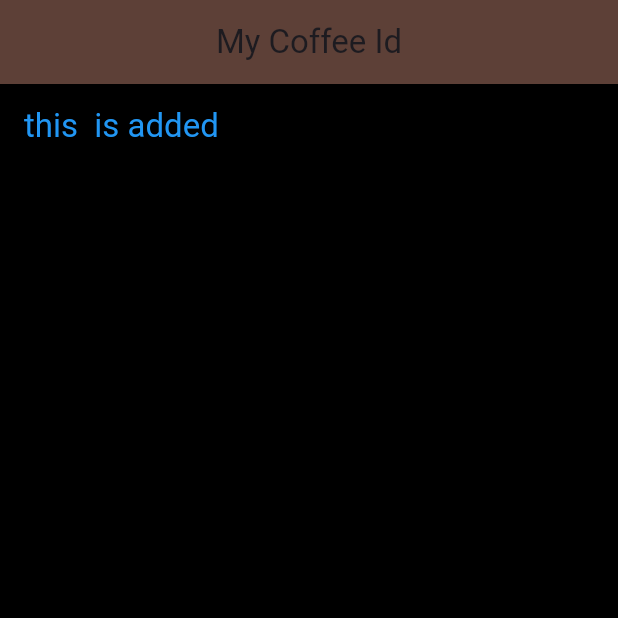
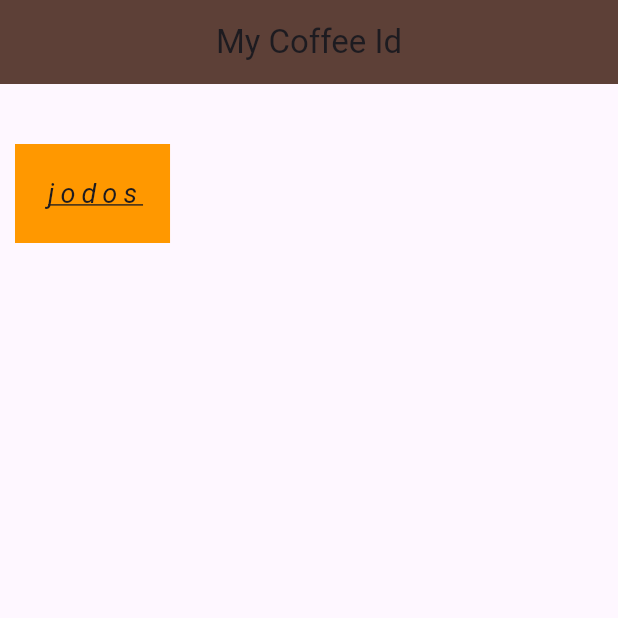
Before and after one commit to jodosjodos/flutter-coffee, a Flutter app: the screen it shows after launch, on a phone screen of 412 x 824 dp, the top half of it. Run offline on Flutter 3.47's test engine with Material 3 defaults, Android fonts, the light colour scheme and no system bars.

Commit message:
[add] study Container

```diff
--- a/lib/main.dart
+++ b/lib/main.dart
@@ -17,10 +17,20 @@ class Home extends StatelessWidget {
 
   @override
   Widget build(BuildContext context) {
-    return AppBar(
-      title: const Text("this  is added"),
-      foregroundColor: Colors.blue,
-      backgroundColor: Colors.black,
+    return Container(
+      color: Colors.orange,
+      // width: 200,
+      // height: 100,
+      padding: const EdgeInsets.all(20),
+      margin: const EdgeInsets.fromLTRB(10, 40, 0, 0),
+      child: const Text(
+        "jodos",
+        style: TextStyle(
+            fontSize: 18,
+            letterSpacing: 4,
+            decoration: TextDecoration.underline,
+            fontStyle: FontStyle.italic),
+      ),
     );
   }
 }
```
